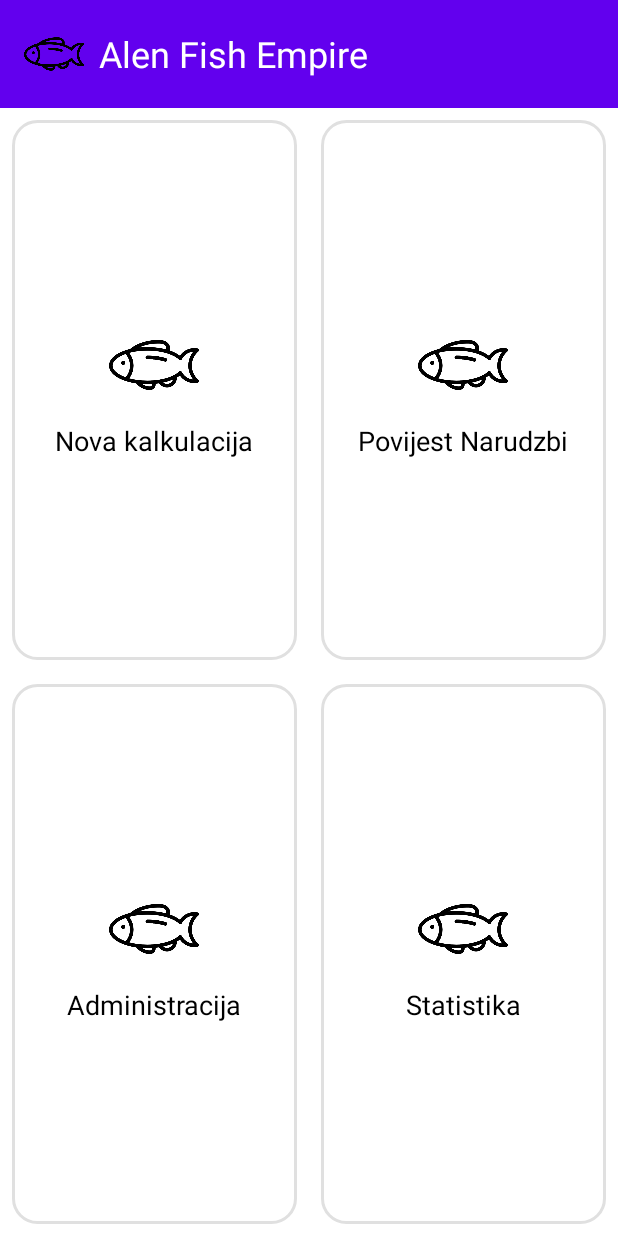
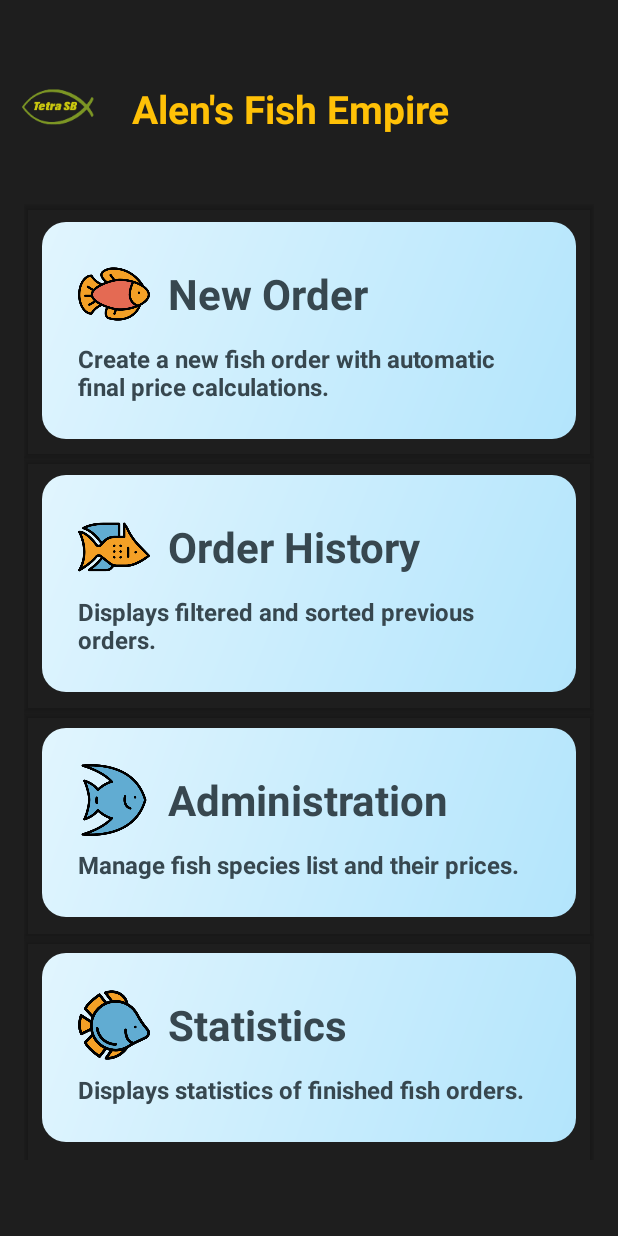
Before and after one commit to akonjetic/alenFishEmpire, an Android app built with Jetpack Compose: the screen it shows after launch (MainActivity), on a phone screen of 412 x 824 dp. Run offline under Robolectric (Android 15) with nearby library versions, the phone set to English and light mode, and no system bars; libraries missing offline, so code that uses them is left out: com.google.api.client, com.google.api.services.

Commit message:
home screen design update

```diff
--- a/app/build.gradle.kts
+++ b/app/build.gradle.kts
@@ -91,7 +91,7 @@ dependencies {
     implementation (libs.itext7.core)
     implementation(libs.androidx.fragment.ktx)
     implementation(libs.material)
-
+    implementation("com.google.android.material:material:1.12.0")
 
 
 
--- a/app/src/main/java/com/example/alenfishempire/activity/MainActivity.kt
+++ b/app/src/main/java/com/example/alenfishempire/activity/MainActivity.kt
@@ -29,7 +29,8 @@ class MainActivity : AppCompatActivity() {
 
         setContentView(view)
 
-        binding.newCalculationCard.setOnClickListener {
+
+        binding.newCalculationCard.setOnClickListener{
             val intent = Intent(this, NewCalculationActivity::class.java)
             startActivity(intent)
         }
@@ -44,7 +45,7 @@ class MainActivity : AppCompatActivity() {
             startActivity(intent)
         }
 
-        binding.statsCard.setOnClickListener {
+        binding.statisticsCard.setOnClickListener {
             val intent = Intent(this, StatsActivity::class.java)
             startActivity(intent)
         }
--- a/app/src/main/res/drawable/gradient_background.xml
+++ b/app/src/main/res/drawable/gradient_background.xml
@@ -2,7 +2,8 @@
 <shape xmlns:android="http://schemas.android.com/apk/res/android"
     android:shape="rectangle">
     <gradient
-        android:startColor="@color/teal_200"
-        android:endColor="@color/purple_500"
+        android:startColor="#B3E5FC"
+        android:endColor="#E1F5FE"
         android:angle="135"/>
+    <corners android:radius="16dp"/>
 </shape>
--- /dev/null
+++ b/app/src/main/res/layout/action_card_administration.xml
@@ -0,0 +1,45 @@
+<merge xmlns:android="http://schemas.android.com/apk/res/android">
+    <LinearLayout
+        android:id="@+id/administrationLayout"
+        android:layout_width="match_parent"
+        android:layout_height="wrap_content"
+        android:orientation="vertical"
+        android:background="@drawable/gradient_background"
+        android:padding="24dp"
+        android:layout_margin="12dp"
+        android:gravity="center_vertical">
+
+        <LinearLayout
+            android:layout_width="match_parent"
+            android:layout_height="wrap_content"
+            android:orientation="horizontal"
+            android:gravity="center_vertical">
+
+            <ImageView
+                android:id="@+id/card_icon"
+                android:layout_width="48dp"
+                android:layout_height="48dp"
+                android:src="@drawable/ic_administration"
+                android:layout_marginEnd="12dp" />
+
+            <TextView
+                android:id="@+id/card_title"
+                android:layout_width="wrap_content"
+                android:layout_height="wrap_content"
+                android:text="Administration"
+                android:textSize="28sp"
+                android:textStyle="bold"
+                android:textColor="@color/dark_gray" />
+        </LinearLayout>
+
+        <TextView
+            android:id="@+id/card_description"
+            android:layout_width="match_parent"
+            android:layout_height="wrap_content"
+            android:text="Manage fish species list and their prices."
+            android:textStyle="bold"
+            android:textColor="@color/dark_gray"
+            android:textSize="16sp"
+            android:layout_marginTop="8dp" />
+    </LinearLayout>
+</merge>
--- /dev/null
+++ b/app/src/main/res/layout/action_card_new_order.xml
@@ -0,0 +1,45 @@
+<merge xmlns:android="http://schemas.android.com/apk/res/android">
+    <LinearLayout
+        android:id="@+id/newCalcCardLayout"
+        android:layout_width="match_parent"
+        android:layout_height="wrap_content"
+        android:orientation="vertical"
+        android:background="@drawable/gradient_background"
+        android:padding="24dp"
+        android:layout_margin="12dp"
+        android:gravity="center_vertical">
+
+        <LinearLayout
+            android:layout_width="match_parent"
+            android:layout_height="wrap_content"
+            android:orientation="horizontal"
+            android:gravity="center_vertical">
+
+            <ImageView
+                android:id="@+id/card_icon"
+                android:layout_width="48dp"
+                android:layout_height="48dp"
+                android:src="@drawable/ic_new_order"
+                android:layout_marginEnd="12dp" />
+
+            <TextView
+                android:id="@+id/card_title"
+                android:layout_width="wrap_content"
+                android:layout_height="wrap_content"
+                android:text="New Order"
+                android:textSize="28sp"
+                android:textStyle="bold"
+                android:textColor="@color/dark_gray" />
+        </LinearLayout>
+
+        <TextView
+            android:id="@+id/card_description"
+            android:layout_width="match_parent"
+            android:layout_height="wrap_content"
+            android:text="Create a new fish order with automatic final price calculations."
+            android:textStyle="bold"
+            android:textColor="@color/dark_gray"
+            android:textSize="16sp"
+            android:layout_marginTop="8dp" />
+    </LinearLayout>
+</merge>
--- /dev/null
+++ b/app/src/main/res/layout/action_card_order_history.xml
@@ -0,0 +1,45 @@
+<merge xmlns:android="http://schemas.android.com/apk/res/android">
+    <LinearLayout
+        android:id="@+id/orderHistoryLayout"
+        android:layout_width="match_parent"
+        android:layout_height="wrap_content"
+        android:orientation="vertical"
+        android:background="@drawable/gradient_background"
+        android:padding="24dp"
+        android:layout_margin="12dp"
+        android:gravity="center_vertical">
+
+        <LinearLayout
+            android:layout_width="match_parent"
+            android:layout_height="wrap_content"
+            android:orientation="horizontal"
+            android:gravity="center_vertical">
+
+            <ImageView
+                android:id="@+id/card_icon"
+                android:layout_width="48dp"
+                android:layout_height="48dp"
+                android:src="@drawable/ic_order_history"
+                android:layout_marginEnd="12dp" />
+
+            <TextView
+                android:id="@+id/card_title"
+                android:layout_width="wrap_content"
+                android:layout_height="wrap_content"
+                android:text="Order History"
+                android:textSize="28sp"
+                android:textStyle="bold"
+                android:textColor="@color/dark_gray" />
+        </LinearLayout>
+
+        <TextView
+            android:id="@+id/card_description"
+            android:layout_width="match_parent"
+            android:layout_height="wrap_content"
+            android:text="Displays filtered and sorted previous orders."
+            android:textStyle="bold"
+            android:textColor="@color/dark_gray"
+            android:textSize="16sp"
+            android:layout_marginTop="8dp" />
+    </LinearLayout>
+</merge>
--- /dev/null
+++ b/app/src/main/res/layout/action_card_statistics.xml
@@ -0,0 +1,45 @@
+<merge xmlns:android="http://schemas.android.com/apk/res/android">
+    <LinearLayout
+        android:id="@+id/statisticsLayout"
+        android:layout_width="match_parent"
+        android:layout_height="wrap_content"
+        android:orientation="vertical"
+        android:background="@drawable/gradient_background"
+        android:padding="24dp"
+        android:layout_margin="12dp"
+        android:gravity="center_vertical">
+
+        <LinearLayout
+            android:layout_width="match_parent"
+            android:layout_height="wrap_content"
+            android:orientation="horizontal"
+            android:gravity="center_vertical">
+
+            <ImageView
+                android:id="@+id/card_icon"
+                android:layout_width="48dp"
+                android:layout_height="48dp"
+                android:src="@drawable/ic_statistics"
+                android:layout_marginEnd="12dp" />
+
+            <TextView
+                android:id="@+id/card_title"
+                android:layout_width="wrap_content"
+                android:layout_height="wrap_content"
+                android:text="Statistics"
+                android:textSize="28sp"
+                android:textStyle="bold"
+                android:textColor="@color/dark_gray" />
+        </LinearLayout>
+
+        <TextView
+            android:id="@+id/card_description"
+            android:layout_width="match_parent"
+            android:layout_height="wrap_content"
+            android:text="Displays statistics of finished fish orders."
+            android:textStyle="bold"
+            android:textColor="@color/dark_gray"
+            android:textSize="16sp"
+            android:layout_marginTop="8dp" />
+    </LinearLayout>
+</merge>
--- a/app/src/main/res/layout/activity_main.xml
+++ b/app/src/main/res/layout/activity_main.xml
@@ -1,166 +1,227 @@
 <?xml version="1.0" encoding="utf-8"?>
 <androidx.constraintlayout.widget.ConstraintLayout xmlns:android="http://schemas.android.com/apk/res/android"
     xmlns:app="http://schemas.android.com/apk/res-auto"
+    xmlns:tools="http://schemas.android.com/tools"
     android:layout_width="match_parent"
     android:layout_height="match_parent"
-    android:background="@android:color/white">
+    android:background="@color/dark_gray_background"
+    android:paddingTop="32dp"
+    tools:context=".activity.MainActivity">
 
-    <!-- Ribbon s naslovom i ikonom -->
-    <RelativeLayout
+    <androidx.constraintlayout.widget.ConstraintLayout
         android:id="@+id/header"
         android:layout_width="match_parent"
         android:layout_height="wrap_content"
-        android:background="@color/purple_500"
-        android:padding="16dp"
         app:layout_constraintTop_toTopOf="parent">
 
         <ImageView
-            android:id="@+id/logo"
-            android:layout_width="40dp"
-            android:layout_height="40dp"
-            android:src="@drawable/ic_fish"
-            android:layout_alignParentStart="true"
-            android:contentDescription="Fish Icon" />
+            android:id="@+id/logoIcon"
+            android:layout_width="80dp"
+            android:layout_height="80dp"
+            android:src="@mipmap/ic_logo_foreground"
+            app:layout_constraintStart_toStartOf="parent"
+            app:layout_constraintTop_toTopOf="parent"
+            app:layout_constraintBottom_toBottomOf="parent" />
 
         <TextView
             android:id="@+id/title"
             android:layout_width="wrap_content"
             android:layout_height="wrap_content"
-            android:text="Alen Fish Empire"
-            android:textSize="24sp"
-            android:textColor="@android:color/white"
-            android:layout_toEndOf="@id/logo"
-            android:layout_centerVertical="true"
-            android:layout_marginStart="10dp" />
-    </RelativeLayout>
+            android:text="Alen's Fish Empire"
+            android:textSize="26sp"
+            android:textStyle="bold"
+            android:textColor="@color/golden_titles"
+            app:layout_constraintStart_toEndOf="@id/logoIcon"
+            app:layout_constraintTop_toTopOf="@id/logoIcon"
+            app:layout_constraintBottom_toBottomOf="@id/logoIcon"
+            android:layout_marginStart="8dp" />
 
-    <androidx.constraintlayout.widget.ConstraintLayout
-        xmlns:android="http://schemas.android.com/apk/res/android"
-        xmlns:app="http://schemas.android.com/apk/res-auto"
+    </androidx.constraintlayout.widget.ConstraintLayout>
+
+    <ScrollView
         android:layout_width="match_parent"
         android:layout_height="0dp"
-        android:id="@+id/cardHolder"
-        app:layout_constraintTop_toBottomOf="@+id/header"
+        android:layout_marginTop="8dp"
+        app:layout_constraintTop_toBottomOf="@id/header"
         app:layout_constraintBottom_toBottomOf="parent">
 
         <LinearLayout
+            android:layout_width="match_parent"
+            android:layout_height="wrap_content"
+            android:orientation="vertical"
+            android:padding="16dp">
+
+            <androidx.cardview.widget.CardView
+                android:layout_width="match_parent"
+                android:layout_height="wrap_content"
+                android:padding="0dp"
                 android:id="@+id/newCalculationCard"
-            android:layout_width="0dp"
-            android:layout_height="0dp"
-            android:layout_margin="8dp"
-            android:background="@drawable/card_background"
-            android:gravity="center"
-            android:orientation="vertical"
-            android:padding="16dp"
-            app:layout_constraintBottom_toTopOf="@id/administrationCard"
-            app:layout_constraintEnd_toStartOf="@id/orderHistoryCard"
-            app:layout_constraintStart_toStartOf="parent"
-            app:layout_constraintTop_toTopOf="parent">
+                android:backgroundTint="@android:color/transparent">
 
-            <ImageView
-                android:layout_width="60dp"
-                android:layout_height="60dp"
-                android:layout_gravity="center"
-                android:src="@drawable/ic_fish" />
+                <include layout="@layout/action_card_new_order" />
 
-            <TextView
-                android:layout_width="wrap_content"
+            </androidx.cardview.widget.CardView>
+            <androidx.cardview.widget.CardView
+                android:layout_width="match_parent"
                 android:layout_height="wrap_content"
-                android:layout_marginTop="8dp"
-                android:text="Nova kalkulacija"
-                android:textColor="@android:color/black"
-                android:textSize="18sp" />
+                android:padding="0dp"
+                android:id="@+id/orderHistoryCard"
+                android:backgroundTint="@android:color/transparent">
+
+                <include layout="@layout/action_card_order_history" />
+            </androidx.cardview.widget.CardView>
+            <androidx.cardview.widget.CardView
+                android:layout_width="match_parent"
+                android:layout_height="wrap_content"
+                android:padding="0dp"
+                android:id="@+id/administrationCard"
+                android:backgroundTint="@android:color/transparent">
+
+                <include layout="@layout/action_card_administration" />
+
+            </androidx.cardview.widget.CardView>
+            <androidx.cardview.widget.CardView
+                android:layout_width="match_parent"
+                android:layout_height="wrap_content"
+                android:padding="0dp"
+                android:id="@+id/statisticsCard"
+                android:backgroundTint="@android:color/transparent">
+
+                <include layout="@layout/action_card_statistics" />
+
+            </androidx.cardview.widget.CardView>
         </LinearLayout>
+    </ScrollView>
 
-        <LinearLayout
-            android:id="@+id/orderHistoryCard"
-            android:layout_width="0dp"
-            android:layout_height="0dp"
-            android:layout_margin="8dp"
-            android:background="@drawable/card_background"
-            android:gravity="center"
-            android:orientation="vertical"
-            android:padding="16dp"
-            app:layout_constraintBottom_toTopOf="@id/statsCard"
-            app:layout_constraintEnd_toEndOf="parent"
-            app:layout_constraintStart_toEndOf="@id/newCalculationCard"
-            app:layout_constraintTop_toTopOf="parent">
 
-            <ImageView
-                android:layout_width="60dp"
-                android:layout_height="60dp"
-                android:layout_gravity="center"
-                android:src="@drawable/ic_fish" />
 
-            <TextView
-                android:layout_width="wrap_content"
-                android:layout_height="wrap_content"
-                android:layout_marginTop="8dp"
-                android:text="Povijest Narudzbi"
-                android:textColor="@android:color/black"
-                android:textSize="18sp" />
-        </LinearLayout>
+<!--    <androidx.constraintlayout.widget.ConstraintLayout-->
+<!--        xmlns:android="http://schemas.android.com/apk/res/android"-->
+<!--        xmlns:app="http://schemas.android.com/apk/res-auto"-->
+<!--        android:layout_width="match_parent"-->
+<!--        android:layout_height="0dp"-->
+<!--        android:id="@+id/cardHolder"-->
+<!--        app:layout_constraintTop_toBottomOf="@+id/subtitle"-->
+<!--        app:layout_constraintBottom_toBottomOf="parent">-->
 
-        <LinearLayout
-            android:id="@+id/administrationCard"
-            android:layout_width="0dp"
-            android:layout_height="0dp"
-            android:layout_margin="8dp"
-            android:background="@drawable/card_background"
-            android:gravity="center"
-            android:orientation="vertical"
-            android:padding="16dp"
-            app:layout_constraintBottom_toBottomOf="parent"
-            app:layout_constraintEnd_toStartOf="@id/statsCard"
-            app:layout_constraintStart_toStartOf="parent"
-            app:layout_constraintTop_toBottomOf="@id/newCalculationCard">
+<!--        <LinearLayout-->
+<!--            android:id="@+id/newCalculationCard"-->
+<!--            android:layout_width="0dp"-->
+<!--            android:layout_height="0dp"-->
+<!--            android:layout_margin="8dp"-->
+<!--            android:background="@drawable/card_background"-->
+<!--            android:gravity="center"-->
+<!--            android:orientation="vertical"-->
+<!--            android:padding="16dp"-->
+<!--            app:layout_constraintBottom_toTopOf="@id/administrationCard"-->
+<!--            app:layout_constraintEnd_toStartOf="@id/orderHistoryCard"-->
+<!--            app:layout_constraintStart_toStartOf="parent"-->
+<!--            app:layout_constraintTop_toTopOf="parent">-->
 
-            <ImageView
-                android:layout_width="60dp"
-                android:layout_height="60dp"
-                android:layout_gravity="center"
-                android:src="@drawable/ic_fish" />
+<!--            <ImageView-->
+<!--                android:layout_width="60dp"-->
+<!--                android:layout_height="60dp"-->
+<!--                android:layout_gravity="center"-->
+<!--                android:src="@drawable/ic_fish" />-->
 
-            <TextView
-                android:layout_width="wrap_content"
-                android:layout_height="wrap_content"
-                android:layout_marginTop="8dp"
-                android:text="Administracija"
-                android:textColor="@android:color/black"
-                android:textSize="18sp" />
-        </LinearLayout>
+<!--            <TextView-->
+<!--                android:layout_width="wrap_content"-->
+<!--                android:layout_height="wrap_content"-->
+<!--                android:layout_marginTop="8dp"-->
+<!--                android:text="Nova kalkulacija"-->
+<!--                android:textColor="@android:color/black"-->
+<!--                android:textSize="18sp" />-->
+<!--        </LinearLayout>-->
 
-        <LinearLayout
-            android:id="@+id/statsCard"
-            android:layout_width="0dp"
-            android:layout_height="0dp"
-            android:layout_margin="8dp"
-            android:background="@drawable/card_background"
-            android:gravity="center"
-            android:orientation="vertical"
-            android:padding="16dp"
-            app:layout_constraintBottom_toBottomOf="parent"
-            app:layout_constraintEnd_toEndOf="parent"
-            app:layout_constraintStart_toEndOf="@id/administrationCard"
-            app:layout_constraintTop_toBottomOf="@id/orderHistoryCard">
+<!--        <LinearLayout-->
+<!--            android:id="@+id/orderHistoryCard"-->
+<!--            android:layout_width="0dp"-->
+<!--            android:layout_height="0dp"-->
+<!--            android:layout_margin="8dp"-->
+<!--            android:background="@drawable/card_background"-->
+<!--            android:gravity="center"-->
+<!--            android:orientation="vertical"-->
+<!--            android:padding="16dp"-->
+<!--            app:layout_constraintBottom_toTopOf="@id/statsCard"-->
+<!--            app:layout_constraintEnd_toEndOf="parent"-->
+<!--            app:layout_constraintStart_toEndOf="@id/newCalculationCard"-->
+<!--            app:layout_constraintTop_toTopOf="parent">-->
 
-            <ImageView
-                android:layout_width="60dp"
-                android:layout_height="60dp"
-                android:layout_gravity="center"
-                android:src="@drawable/ic_fish" />
+<!--            <ImageView-->
+<!--                android:layout_width="60dp"-->
+<!--                android:layout_height="60dp"-->
+<!--                android:layout_gravity="center"-->
+<!--                android:src="@drawable/ic_fish" />-->
 
-            <TextView
-                android:layout_width="wrap_content"
-                android:layout_height="wrap_content"
-                android:layout_marginTop="8dp"
-                android:text="Statistika"
-                android:textColor="@android:color/black"
-                android:textSize="18sp" />
-        </LinearLayout>
+<!--            <TextView-->
+<!--                android:layout_width="wrap_content"-->
+<!--                android:layout_height="wrap_content"-->
+<!--                android:layout_marginTop="8dp"-->
+<!--                android:text="Povijest Narudzbi"-->
+<!--                android:textColor="@android:color/black"-->
+<!--                android:textSize="18sp" />-->
+<!--        </LinearLayout>-->
+
+<!--        <LinearLayout-->
+<!--            android:id="@+id/administrationCard"-->
+<!--            android:layout_width="0dp"-->
+<!--            android:layout_height="0dp"-->
+<!--            android:layout_margin="8dp"-->
+<!--            android:background="@drawable/card_background"-->
+<!--            android:gravity="center"-->
+<!--            android:orientation="vertical"-->
+<!--            android:padding="16dp"-->
+<!--            app:layout_constraintBottom_toBottomOf="parent"-->
+<!--            app:layout_constraintEnd_toStartOf="@id/statsCard"-->
+<!--            app:layout_constraintStart_toStartOf="parent"-->
+<!--            app:layout_constraintTop_toBottomOf="@id/newCalculationCard">-->
+
+<!--            <ImageView-->
+<!--                android:layout_width="60dp"-->
+<!--                android:layout_height="60dp"-->
+<!--                android:layout_gravity="center"-->
+<!--                android:src="@drawable/ic_fish" />-->
+
+<!--            <TextView-->
+<!--                android:layout_width="wrap_content"-->
+<!--                android:layout_height="wrap_content"-->
+<!--                android:layout_marginTop="8dp"-->
+<!--                android:text="Administracija"-->
+<!--                android:textColor="@android:color/black"-->
+<!--                android:textSize="18sp" />-->
+<!--        </LinearLayout>-->
+
+<!--        <LinearLayout-->
+<!--            android:id="@+id/statsCard"-->
+<!--            android:layout_width="0dp"-->
+<!--            android:layout_height="0dp"-->
+<!--            android:layout_margin="8dp"-->
+<!--            android:background="@drawable/card_background"-->
+<!--            android:gravity="center"-->
+<!--            android:orientation="vertical"-->
+<!--            android:padding="16dp"-->
+<!--            app:layout_constraintBottom_toBottomOf="parent"-->
+<!--            app:layout_constraintEnd_toEndOf="parent"-->
+<!--            app:layout_constraintStart_toEndOf="@id/administrationCard"-->
+<!--            app:layout_constraintTop_toBottomOf="@id/orderHistoryCard">-->
+
+<!--            <ImageView-->
+<!--                android:layout_width="60dp"-->
+<!--                android:layout_height="60dp"-->
+<!--                android:layout_gravity="center"-->
+<!--                android:src="@drawable/ic_fish" />-->
+
+<!--            <TextView-->
+<!--                android:layout_width="wrap_content"-->
+<!--                android:layout_height="wrap_content"-->
+<!--                android:layout_marginTop="8dp"-->
+<!--                android:text="Statistika"-->
+<!--                android:textColor="@android:color/black"-->
+<!--                android:textSize="18sp" />-->
+<!--        </LinearLayout>-->
+
+
+<!--    </androidx.constraintlayout.widget.ConstraintLayout>-->
 
 
 </androidx.constraintlayout.widget.ConstraintLayout>
-
-
-</androidx.constraintlayout.widget.ConstraintLayout>
--- a/app/src/main/res/values/colors.xml
+++ b/app/src/main/res/values/colors.xml
@@ -7,4 +7,8 @@
     <color name="teal_700">#FF018786</color>
     <color name="black">#FF000000</color>
     <color name="white">#FFFFFFFF</color>
+    <color name="dark_gray">#37474F</color>
+    <color name="light_gray">#E0E0E0</color>
+    <color name="dark_gray_background">#1E1E1E</color>
+    <color name="golden_titles">#FFC107</color>
 </resources>
```
Also changed, not shown: app/src/main/res/drawable/ic_administration.png (added), app/src/main/res/drawable/ic_new_order.png (added), app/src/main/res/drawable/ic_order_history.png (added), app/src/main/res/drawable/ic_statistics.png (added). Lines whose indentation alone changed are shown as unchanged.
